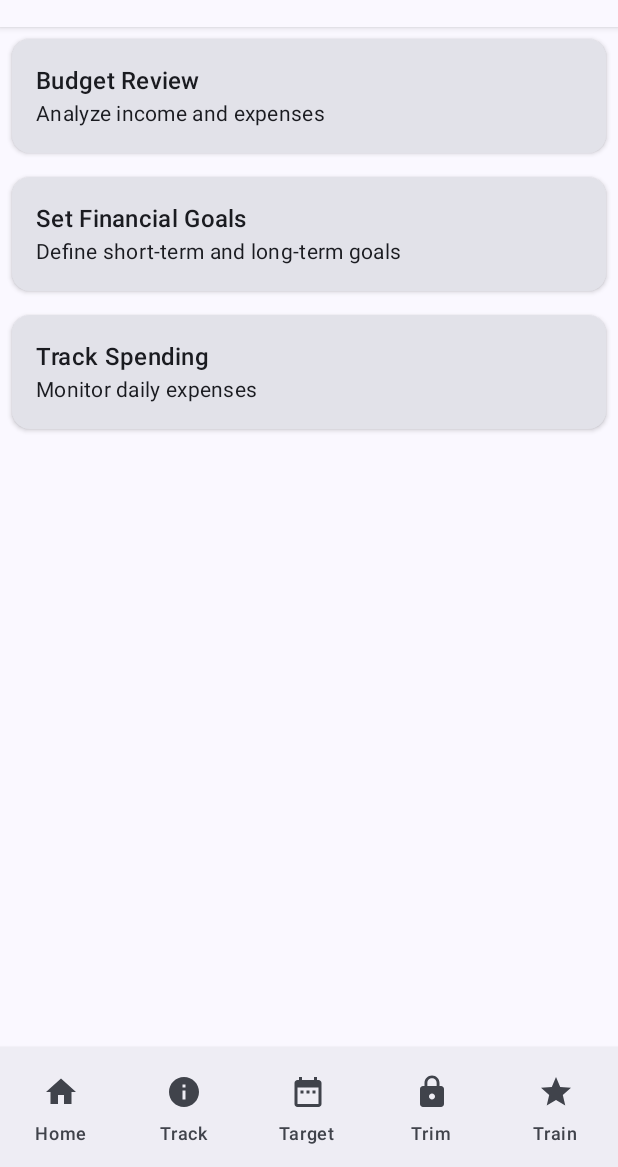
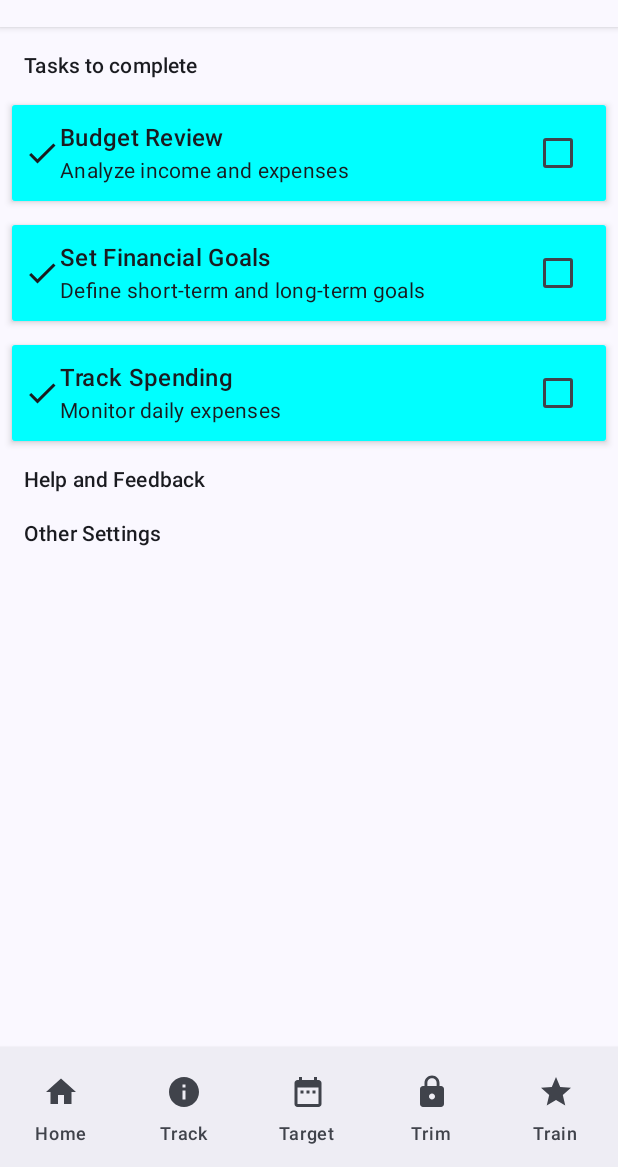
Before and after one commit to waynepeluso1982/Compose, an Android app built with Jetpack Compose: the ProfileScreen screen opened through its navigation route, on a phone screen of 412 x 824 dp, the part 69-1236 px from its top. Run offline under Robolectric (Android 15) with nearby library versions, the phone set to English and light mode, and no system bars.

Commit message:
Corrected the nav controller, user profile now displays.

```diff
--- a/app/src/main/java/com/example/compose/MainActivity.kt
+++ b/app/src/main/java/com/example/compose/MainActivity.kt
@@ -44,6 +44,7 @@ import androidx.compose.foundation.layout.fillMaxHeight
 import androidx.compose.foundation.shape.RoundedCornerShape
 import androidx.compose.material.icons.Icons
 import androidx.compose.material.icons.filled.AccountCircle
+import androidx.compose.material.icons.filled.Check
 import androidx.compose.material.icons.filled.Home
 import androidx.compose.material.icons.filled.Settings
 import androidx.compose.material3.ExperimentalMaterial3Api
@@ -71,9 +72,9 @@ import androidx.compose.material3.BottomAppBar
 import androidx.compose.material3.Button
 import androidx.compose.material3.Card
 import androidx.compose.material3.CardDefaults
+import androidx.compose.material3.Checkbox
 import androidx.compose.material3.Divider
 import androidx.compose.material3.OutlinedTextField
-import androidx.compose.material3.TextField
 import androidx.compose.runtime.mutableStateListOf
 //import androidx.compose.material3.DrawerValue
 //import androidx.compose.material3.rememberDrawerState
@@ -114,29 +115,31 @@ fun main() {}
 
 data class Message(val author: String, val body: String)
 
-// MAIN CardView for re-usability
+// Reusable componants.
 @Composable
 fun StandardCardView(
     modifier: Modifier = Modifier,
     content: @Composable ColumnScope.() -> Unit
 ) {
     Card(
-        shape = RoundedCornerShape(4.dp),
+        shape = RoundedCornerShape(2.dp),
         modifier = modifier
             .fillMaxSize()
-            .padding(8.dp)
-            .shadow(2.dp),
+            .padding(top = 8.dp, bottom = 8.dp)
+            .shadow(3.dp),
+        colors = CardDefaults.cardColors(containerColor = Color.Cyan) //TODO buld a decent colour scheme!
         //elevation = CardDefaults.cardElevation(defaultElevation = 3.dp)
     ) {
         Column(
-            modifier = Modifier.fillMaxSize(),
+            modifier = Modifier
+                .fillMaxSize()
+                .padding(8.dp),
             content = content
+
         )
     }
 }
 
-//Divider composable to create a line across the screen. You can call Divider(),
-// Here’s how you can do it:
 @Composable
 fun CustomDivider(
     color: Color = Color.LightGray,
@@ -160,9 +163,8 @@ fun GradientDivider(
 }
 
 
-
 // TEST to see if I can preview the navScreens
-class ComposableProvider: PreviewParameterProvider<String> {
+class ComposableProvider : PreviewParameterProvider<String> {
     override val values: Sequence<String> = sequenceOf("Home”, “Track”, “Target”, “Trim”, “Train")
 }
 
@@ -179,11 +181,17 @@ fun mainDisplay(startDestination: String /*for the preview navScreen*/) {
                 .shadow(3.dp),
 
                 navigationIcon = {
-                    IconButton(onClick = {  }) {
+                    IconButton(onClick = { }) {
                         Icon(Icons.Filled.Menu, contentDescription = "Menu Draw")
                     }
                 },
-                title = { Text("Money In Money Out", maxLines = 1, overflow = TextOverflow.Ellipsis) },
+                title = {
+                    Text(
+                        "Money In Money Out",
+                        maxLines = 1,
+                        overflow = TextOverflow.Ellipsis
+                    )
+                },
                 actions = {
                     IconButton(onClick = { navController.navigate("Settings") }) {
                         Icon(Icons.Filled.Settings, contentDescription = "Settings sceen")
@@ -243,7 +251,6 @@ fun mainDisplay(startDestination: String /*for the preview navScreen*/) {
     }
 }
 
-
 @Composable
 fun SettingsScreen() {
 
@@ -253,12 +260,16 @@ fun SettingsScreen() {
             .padding(12.dp),
         verticalArrangement = Arrangement.Center,
         horizontalAlignment = Alignment.CenterHorizontally
-        ){
-        items(5){ index ->
+    ) {
+        items(5) { index ->
             when (index) {
                 0 -> Text(text = "This is the Settings Screen", modifier = Modifier.padding(3.dp))
                 1 -> Spacer(modifier = Modifier.height(3.dp))
-                2 -> Text(text = "TODO implement some settings states", modifier = Modifier.padding(3.dp))
+                2 -> Text(
+                    text = "TODO implement some settings states",
+                    modifier = Modifier.padding(3.dp)
+                )
+
                 3 -> Spacer(modifier = Modifier.height(3.dp))
                 4 -> Text(text = "Insert something here!", modifier = Modifier.padding(3.dp))
 
@@ -267,7 +278,7 @@ fun SettingsScreen() {
     }
 }
 
-//~~~~User Profile Screen~~~~
+//~~~~USER PROFILE~~~~
 data class Task(
     val id: Int, // You can use this if you switch to Room later
     val title: String,
@@ -275,28 +286,39 @@ data class Task(
 )
 //TODO Add more fields
 
-
 @Composable
 fun TaskItem(task: Task) {
-    Card(
-        modifier = Modifier
-            .fillMaxWidth()
-            .padding(8.dp),
-        elevation = CardDefaults.cardElevation(defaultElevation = 2.dp)
+    var isChecked by remember { mutableStateOf(false) }
+
+    StandardCardView() {
+        Row(modifier = Modifier.fillMaxWidth(),
+            horizontalArrangement = Arrangement.SpaceBetween,
+            verticalAlignment = Alignment.CenterVertically
+
+
             ) {
+            Icon(imageVector = Icons.Filled.Check, contentDescription = "", Modifier.align(Alignment.CenterVertically))
+
             Column(
-            modifier = Modifier
-                .padding(16.dp)
+                modifier = Modifier.weight(1f),
+                horizontalAlignment = Alignment.Start
+
             ) {
                 Text(text = task.title, style = MaterialTheme.typography.titleMedium)
                 Text(text = task.description, style = MaterialTheme.typography.bodyMedium)
             }
+
+            Checkbox(checked = isChecked, onCheckedChange = { isChecked = it },
+                Modifier.align(Alignment.CenterVertically))
+        }
+
     }
 }
 
 @Composable
 fun ProfileScreen() {
     val tasks = remember {
+        //TODO Do I add a task entry method or are we making these existing tasks?
         mutableStateListOf(
             Task(1, "Budget Review", "Analyze income and expenses"),
             Task(2, "Set Financial Goals", "Define short-term and long-term goals"),
@@ -304,17 +326,45 @@ fun ProfileScreen() {
             // Add more tasks here...
         )
     }
+    Column(
+        modifier = Modifier
+            .fillMaxSize()
+            .padding(8.dp),
+    ) {
+
+        Text(
+            text = "Tasks to complete",
+            modifier = Modifier
+                .padding(8.dp),
+            style = MaterialTheme.typography.titleSmall
+        )
 
         LazyColumn {
             items(tasks) { task ->
                 TaskItem(task) // Create a composable for each task
             }
         }
+
+        Text(
+            text = "Help and Feedback",
+            modifier = Modifier
+                .padding(8.dp),
+            style = MaterialTheme.typography.titleSmall
+        )
+
+        Text(
+            text = "Other Settings",
+            modifier = Modifier
+                .padding(8.dp),
+            style = MaterialTheme.typography.titleSmall
+        )
     }
-//~~~~User Profile Screen~~~~
+
+}
+//~~~~USER PROFILE~~~~
 
 @Composable //Unable to work this out at this time.
-fun NavigationDrawer(){
+fun NavigationDrawer() {
     Column(modifier = Modifier.fillMaxSize()) {
         Text("Placeholder Header", modifier = Modifier.padding(16.dp))
         Spacer(modifier = Modifier.height(8.dp))
@@ -335,39 +385,42 @@ fun NavigationDrawer(){
     }
 }
 
-// ~~~~App Bar & Navigation~~~~
+
 @Composable
 fun HomeScreen() {
     LazyColumn(//LC here to provide vertical scrolling
         Modifier
             .fillMaxWidth(0.95f)//sets the column to 95% width
             .fillMaxHeight()//sets the screen to fill max height for scrolling
-        ){
-            items(7){ index ->
+    ) {
+        items(7) { index ->
             when (index) {
-                    0 -> Text(stringResource(id = R.string.home_page_info),
+                0 -> Text(
+                    stringResource(id = R.string.home_page_info),
                     modifier = Modifier
                         .padding(3.dp)
                         .shadow(1.dp)
                         .padding(2.dp),
-                        style = MaterialTheme.typography.bodyLarge)
+                    style = MaterialTheme.typography.bodyLarge
+                )
 
                 1 -> PayCycleCard()
 
-                    2 -> UpcomingBillCard()
+                2 -> StandardCardView { Text("Second Card - to re-use!") }
 
                 3 -> GradientDivider()
 
-                    4 -> StandardCardView{ Text("Third Card - to re-use!")}
+                4 -> StandardCardView { Text("Third Card - to re-use!") }
 
                 5 -> GradientDivider()
 
-                    6 -> StandardCardView{ Text("Fourth Card - to re-use!")}
+                6 -> StandardCardView { Text("Fourth Card - to re-use!") }
 
             }
         }
     }
 }
+
 @Composable
 fun TrackingScreen() {
     Column(Modifier.fillMaxSize()) {
@@ -410,6 +463,7 @@ fun NavigationDrawer(){
     }//I needed to take out the second LazyColumn because it creates an infinite list, Conversation() is a LazyColumn!
 
 }
+
 @Composable
 fun TargetingScreen() {
     var name by remember {
@@ -444,7 +498,7 @@ fun NavigationDrawer(){
             Spacer(modifier = Modifier.width(16.dp))
 
             Button(onClick = {
-                    if(name.isNotBlank()) {
+                if (name.isNotBlank()) {
                     names = names + name
                     name = ""
                 }
@@ -454,8 +508,9 @@ fun NavigationDrawer(){
             }
         }
         LazyColumn {
-                items(names){ currentName ->
-                    Text(text = currentName,
+            items(names) { currentName ->
+                Text(
+                    text = currentName,
                     modifier = Modifier
                         .fillMaxWidth()
                         .padding(16.dp)
@@ -466,10 +521,11 @@ fun NavigationDrawer(){
 
     }
 }
+
 @Composable
 fun TrimmingScreen() {
-        LazyColumn(Modifier.fillMaxSize()){
-            items(3){ index ->
+    LazyColumn(Modifier.fillMaxSize()) {
+        items(3) { index ->
             when (index) {
                 0 -> Text(text = "This is the Trimming Screen", modifier = Modifier.padding(3.dp))
 
@@ -478,14 +534,15 @@ fun NavigationDrawer(){
         }
     }
 }
+
 @Composable
 fun TrainingScreen() {
-        LazyColumn(Modifier.fillMaxSize()){
-            items(3){ index ->
+    LazyColumn(Modifier.fillMaxSize()) {
+        items(3) { index ->
             when (index) {
                 0 -> Text(text = "This is the training Screen", modifier = Modifier.padding(3.dp))
 
-                    1 -> PayCycleCard()
+                1 -> StandardCardView { Text("Third Card - to re-use!") }
 
             }
         }
@@ -500,21 +557,28 @@ fun PayCycleCard() {
     val isLeapYear = dateToday.year % 4 == 0 // Check if the current year is a leap year
     val fyStartDate = LocalDate.of(dateToday.year, 7, 1)
     val fyEndDate = LocalDate.of(dateToday.year + 1, 6, 30)
-    val financialYear = if (dateToday.monthValue < 7) "${dateToday.year - 1}-${dateToday.year.toString().substring(2)}" else "${dateToday.year}-${(dateToday.year + 1).toString().substring(2)}"
+    val financialYear = if (dateToday.monthValue < 7) "${dateToday.year - 1}-${
+        dateToday.year.toString().substring(2)
+    }" else "${dateToday.year}-${(dateToday.year + 1).toString().substring(2)}"
     val payCycle = "Fortnightly"
     val fortnight = "12" // TODO: Insert the pay cycle info (weekly, fortnightly, monthly)
     val dateFormatted = DateTimeFormatter.ofPattern("dd MMM yy", Locale.ENGLISH)
     val ddDateFormatted = DateTimeFormatter.ofPattern("dd")
     val mmmDateFormatted = DateTimeFormatter.ofPattern("dd MMM", Locale.ENGLISH)
 
-    Text(text = "Pay Cycle", style = MaterialTheme.typography.titleLarge, modifier = Modifier.padding(top = 4.dp, bottom = 4.dp))
+    Text(
+        text = "Pay Cycle",
+        style = MaterialTheme.typography.titleLarge,
+        modifier = Modifier.padding(top = 4.dp, bottom = 4.dp)
+    )
 
     Spacer(modifier = Modifier.height(10.dp))
 
-    Surface(shape = RoundedCornerShape(12.dp),
+    Surface(
+        shape = RoundedCornerShape(4.dp),
         color = Color.LightGray,
-        modifier = Modifier
-        .shadow(2.dp),
+        modifier = Modifier,
+        /*.shadow(2.dp)*/
 
         //.fillMaxWidth(0.95f) //this sets the card to 95% of the column width
     ) {
@@ -577,8 +641,9 @@ fun PayCycleCard() {
         }
     }
 }
+
 @Composable
-fun UpcomingBillCard(){
+fun UpcomingBillCard() {
 }
 
 
@@ -616,7 +681,8 @@ fun MessageCard(msg: Message) {
                 color = surfaceColor,
                 modifier = Modifier
                     .animateContentSize()
-                    .padding(1.dp)) {
+                    .padding(1.dp)
+            ) {
                 Text(
                     text = msg.body,
                     modifier = Modifier.padding(all = 4.dp),
```
Lines whose indentation alone changed are shown as unchanged.
